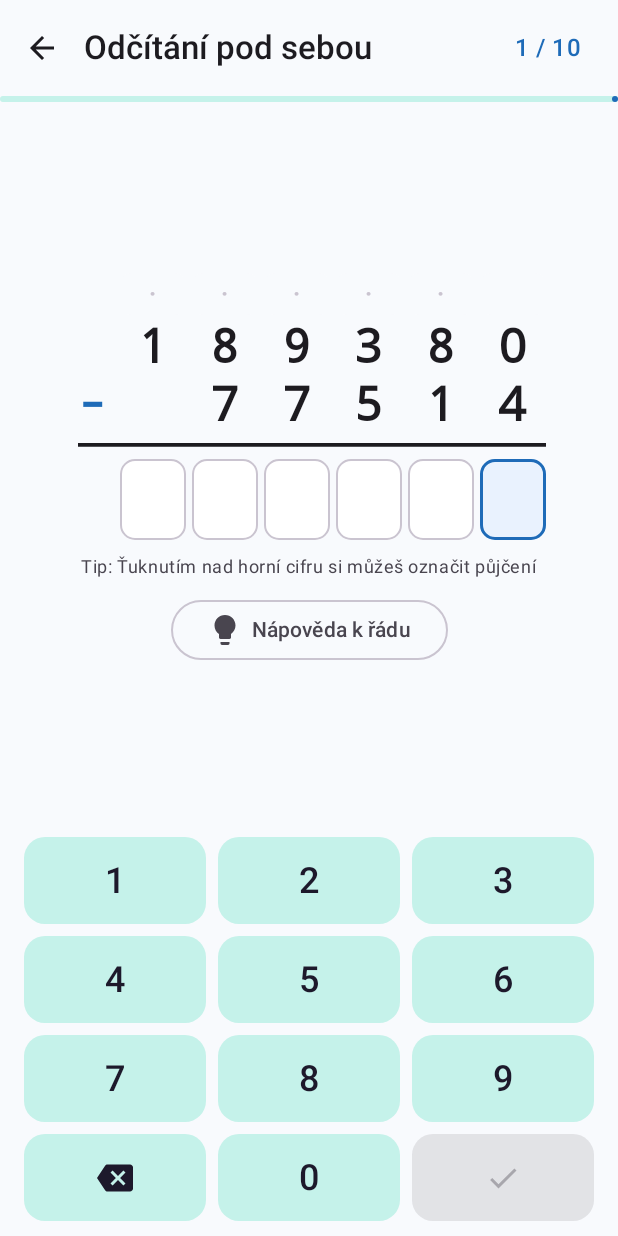
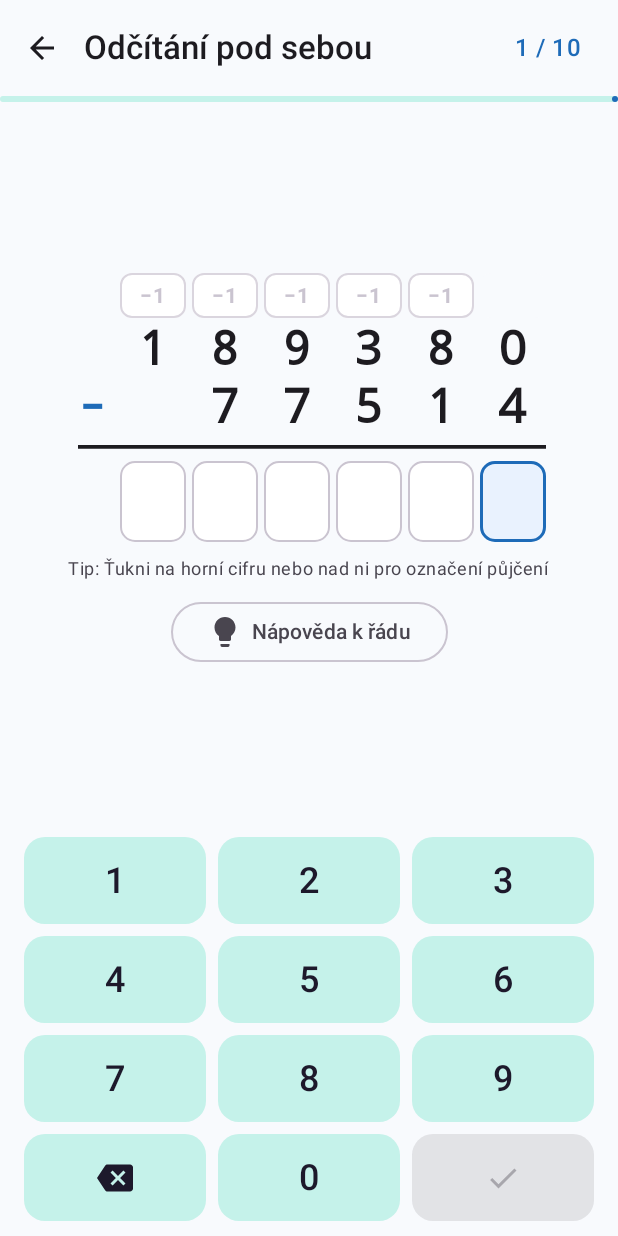
Before and after one commit to ktollinger/onmath, an Android app built with Jetpack Compose: the composable SubtractionScreen shown on its own in the app's theme, on a phone screen of 412 x 824 dp. Run offline under Robolectric (Android 15) with nearby library versions, the phone set to English and light mode, and no system bars.

Commit message:
fix(subtraction): make borrow targets visible and allow tapping upper digits directly

```diff
--- a/app/src/main/java/cz/kt/onmath/ui/practice/subtraction/SubtractionScreen.kt
+++ b/app/src/main/java/cz/kt/onmath/ui/practice/subtraction/SubtractionScreen.kt
@@ -113,9 +113,9 @@ fun SubtractionScreen(
 
                 Text(
                     text = if (state.method == SubtractionMethod.BORROW_TOP) {
-                        "Tip: Ťuknutím nad horní cifru si můžeš označit půjčení"
+                        "Tip: Ťukni na horní cifru nebo nad ni pro označení půjčení"
                     } else {
-                        "Tip: Ťuknutím u dolní cifry si můžeš označit jedničku"
+                        "Tip: Ťukni na dolní cifru pro označení přenesené jedničky"
                     },
                     style = MaterialTheme.typography.bodySmall,
                     color = MaterialTheme.colorScheme.onSurfaceVariant,
@@ -183,16 +183,20 @@ private fun ColumnSubtractionBoard(
             Spacer(modifier = Modifier.height(2.dp))
         }
 
-        // 2. Minuend row (horní číslo)
+        // 2. Minuend row (horní číslo - v režimu BORROW_TOP klikatelné pro označení půjčení)
         Row(
             horizontalArrangement = Arrangement.spacedBy(4.dp),
             verticalAlignment = Alignment.CenterVertically,
         ) {
             Spacer(modifier = Modifier.width(28.dp))
             columnsLeftToRight.forEach { col ->
-                val crossedOut = method == SubtractionMethod.BORROW_TOP && col.placeIndex in markedBorrows
+                val canLend = method == SubtractionMethod.BORROW_TOP && col.placeIndex > 0
+                val crossedOut = canLend && col.placeIndex in markedBorrows
                 Box(
-                    modifier = Modifier.width(cellWidth),
+                    modifier = Modifier
+                        .width(cellWidth)
+                        .clip(RoundedCornerShape(8.dp))
+                        .clickable(enabled = canLend) { onToggleBorrow(col.placeIndex) },
                     contentAlignment = Alignment.Center,
                 ) {
                     Text(
@@ -331,14 +335,26 @@ private fun BorrowTopCell(
         onClick = onClick,
         enabled = canLend,
         shape = RoundedCornerShape(8.dp),
-        color = if (isMarked) HintContainerAmber else MaterialTheme.colorScheme.surface,
-        modifier = Modifier.size(width = cellWidth, height = 28.dp),
+        border = if (canLend) {
+            BorderStroke(
+                width = 1.dp,
+                color = if (isMarked) HintAmber else MaterialTheme.colorScheme.outlineVariant.copy(alpha = 0.7f),
+            )
+        } else {
+            null
+        },
+        color = when {
+            !canLend -> MaterialTheme.colorScheme.surface
+            isMarked -> HintContainerAmber
+            else -> MaterialTheme.colorScheme.surfaceContainerLow
+        },
+        modifier = Modifier.size(width = cellWidth, height = 30.dp),
     ) {
         Box(contentAlignment = Alignment.Center) {
             if (canLend) {
                 Text(
-                    text = if (isMarked) decremented.toString() else "·",
-                    fontSize = 16.sp,
+                    text = if (isMarked) decremented.toString() else "−1",
+                    fontSize = 14.sp,
                     fontWeight = FontWeight.Bold,
                     color = if (isMarked) HintAmber else MaterialTheme.colorScheme.outlineVariant,
                 )
```
